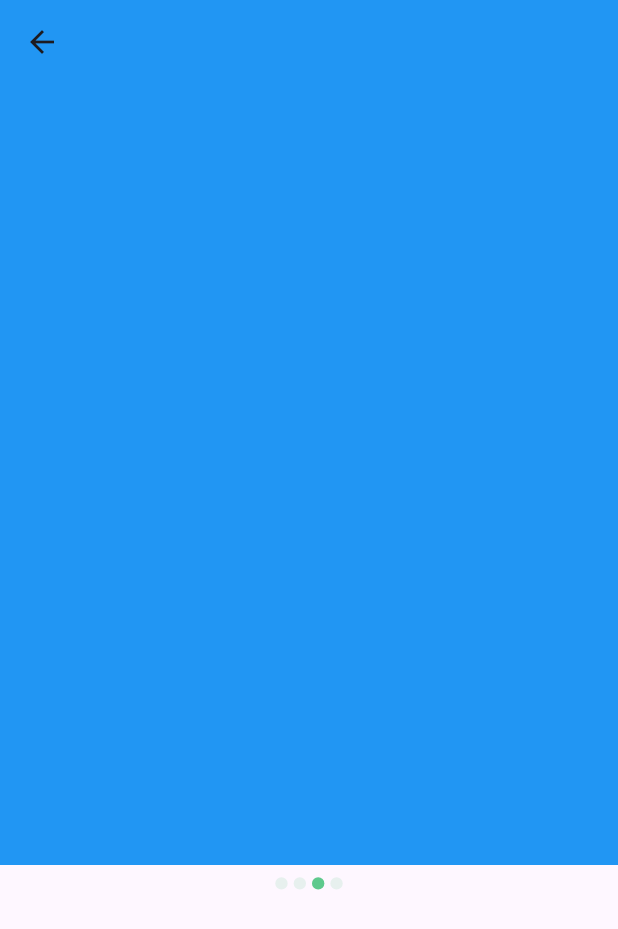
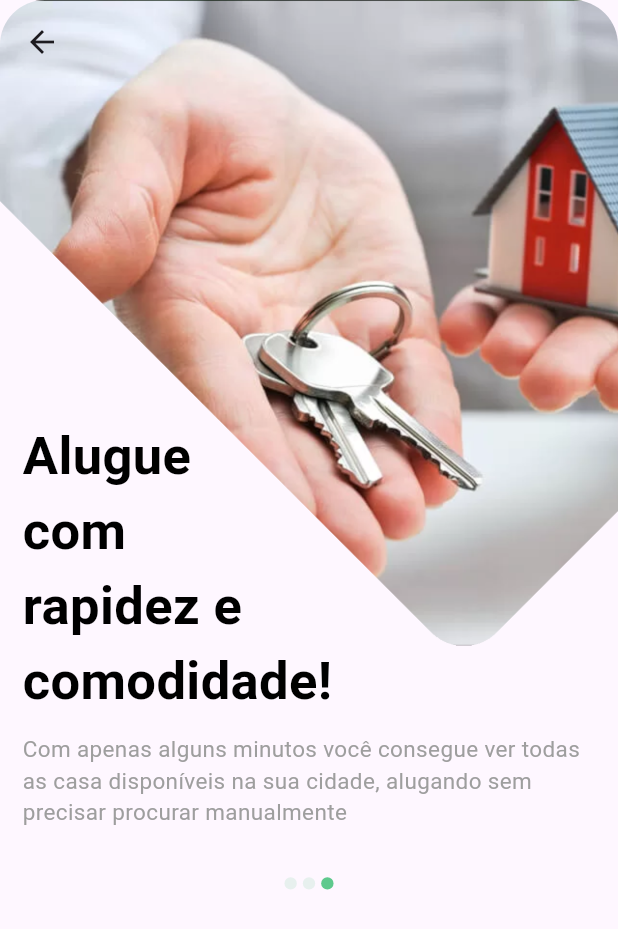
Before and after one commit to JoseVinicius-P/AluExpress-Flutter, a Flutter app: the SlidePage screen opened by its route, swiped to page 3, on a phone screen of 412 x 824 dp. Shown: the top 929 px of the screen. Run offline on Flutter 3.47's test engine with Material 2 defaults, Android fonts, the phone set to English and light mode, and no system bars; drawn by our look-alikes of auto_size_text, carousel_slider; our stand-ins replace flutter_modular, flutter_triple, responsive_builder.

Commit message:
style: Adiciionando slide de apresentação do app

```diff
--- a/lib/app/modules/presentation/pages/slide_page.dart
+++ b/lib/app/modules/presentation/pages/slide_page.dart
@@ -1,3 +1,4 @@
+import 'package:auto_size_text/auto_size_text.dart';
 import 'package:carousel_slider/carousel_slider.dart';
 import 'package:flutter/material.dart';
 import 'package:luguel/app/shared/my_colors.dart';
@@ -12,18 +13,123 @@ class SlidePage extends StatefulWidget {
 class SlidePageState extends State<SlidePage> {
   int _currentSlide = 0;
   final CarouselController _controller = CarouselController();
-  final List<Widget> elementsList = [
-    Container(
-      color: Colors.red,
+  List<Widget> elementsList = [
+    Stack(
+      children: [
+        ClipRRect(
+          borderRadius: BorderRadius.all(Radius.circular(30)),
+          child: Image(
+            image: AssetImage('assets/images/slide1.png'),
+            fit: BoxFit.cover,
+          ),
+        ),
+        Padding(
+          padding: const EdgeInsets.all(15.0),
+          child: Column(
+            crossAxisAlignment: CrossAxisAlignment.start,
+            children: [
+              SizedBox(height: 32.sh),
+              AutoSizeText(
+                "Encontre \na casa \nque \nsempre \nsonhou!",
+                style: TextStyle(
+                    fontSize: 35,
+                    color: Colors.black,
+                    fontWeight: FontWeight.bold
+                ),
+              ),
+              const SizedBox(height: 10,),
+              Expanded(
+                child: AutoSizeText(
+                  "No Luguel você pode encontrar uma grande diversidade de casas e apartamentos, tudo de acordo com a cidade que você mora!",
+                  style: TextStyle(
+                    fontSize: 15,
+                    color: Colors.grey,
+                  ),
+                ),
+              ),
+
+            ],
+          ),
+        )
+      ],
     ),
-    Container(
-      color: Colors.green,
+    Stack(
+      children: [
+        ClipRRect(
+          borderRadius: BorderRadius.all(Radius.circular(30)),
+          child: Image(
+            image: AssetImage('assets/images/slide2.png'),
+            fit: BoxFit.cover,
+          ),
+        ),
+        Padding(
+          padding: const EdgeInsets.all(15.0),
+          child: Column(
+            crossAxisAlignment: CrossAxisAlignment.start,
+            children: [
+              SizedBox(height: 32.sh),
+              AutoSizeText(
+                "Divulgue \nseus imóveis \npara um \ngrande base de \nclientes",
+                style: TextStyle(
+                    fontSize: 35,
+                    color: Colors.black,
+                    fontWeight: FontWeight.bold
+                ),
+              ),
+              const SizedBox(height: 10,),
+              Expanded(
+                child: AutoSizeText(
+                  "Aqui você pode divulgar seus imóveis sem nenhum custo, encontrando inquilinos com mais velocidade!",
+                  style: TextStyle(
+                    fontSize: 15,
+                    color: Colors.grey,
+                  ),
+                ),
+              ),
+
+            ],
+          ),
+        )
+      ],
     ),
-    Container(
-      color: Colors.blue,
-    ),
-    Container(
-      color: Colors.orange,
+    Stack(
+      children: [
+        ClipRRect(
+          borderRadius: BorderRadius.all(Radius.circular(30)),
+          child: Image(
+            image: AssetImage('assets/images/slide3.png'),
+            fit: BoxFit.cover,
+          ),
+        ),
+        Padding(
+          padding: const EdgeInsets.all(15.0),
+          child: Column(
+            crossAxisAlignment: CrossAxisAlignment.start,
+            children: [
+              SizedBox(height: 32.sh),
+              AutoSizeText(
+                "Alugue \ncom \nrapidez e \ncomodidade!",
+                style: TextStyle(
+                    fontSize: 35,
+                    color: Colors.black,
+                    fontWeight: FontWeight.bold
+                ),
+              ),
+              const SizedBox(height: 10,),
+              Expanded(
+                child: AutoSizeText(
+                  "Com apenas alguns minutos você consegue ver todas as casa disponíveis na sua cidade, alugando sem precisar procurar manualmente",
+                  style: TextStyle(
+                    fontSize: 15,
+                    color: Colors.grey,
+                  ),
+                ),
+              ),
+
+            ],
+          ),
+        )
+      ],
     ),
   ];
 
@@ -41,13 +147,9 @@ class SlidePageState extends State<SlidePage> {
             options: CarouselOptions(
               height: 70.sh,
               enlargeCenterPage: false,
-              autoPlay: true,
-              aspectRatio: 16 / 9,
-              autoPlayCurve: Curves.fastEaseInToSlowEaseOut,
-              enableInfiniteScroll: true,
-              autoPlayAnimationDuration: const Duration(milliseconds: 800),
+              autoPlay: false,
+              enableInfiniteScroll: false,
               viewportFraction: 1,
-              autoPlayInterval: const Duration(seconds: 15),
               onPageChanged: (index, reason) {
                 setState(() {
                   _currentSlide = index;
```
Also changed, not shown: assets/images/slide1.png (added), assets/images/slide2.png (added), assets/images/slide3.png (added).
